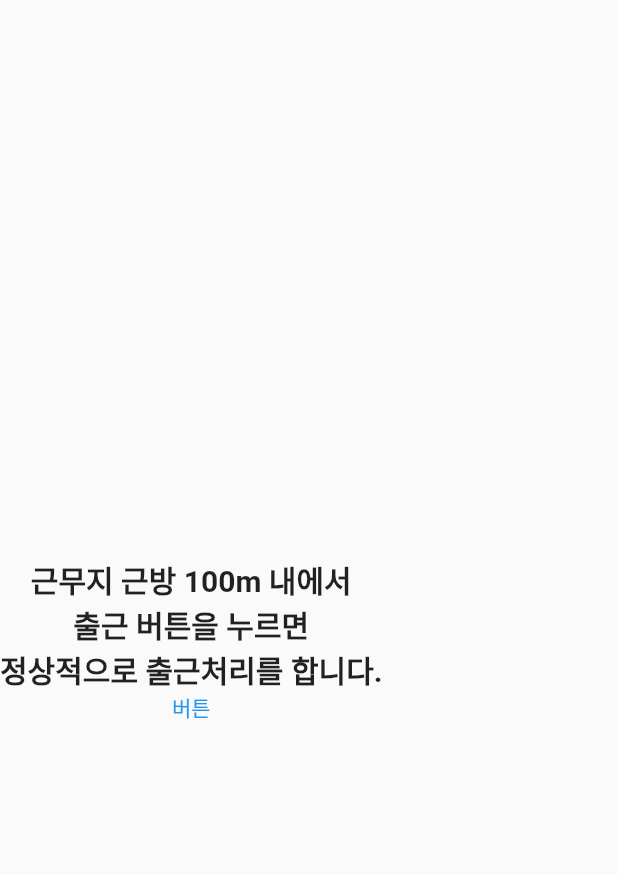
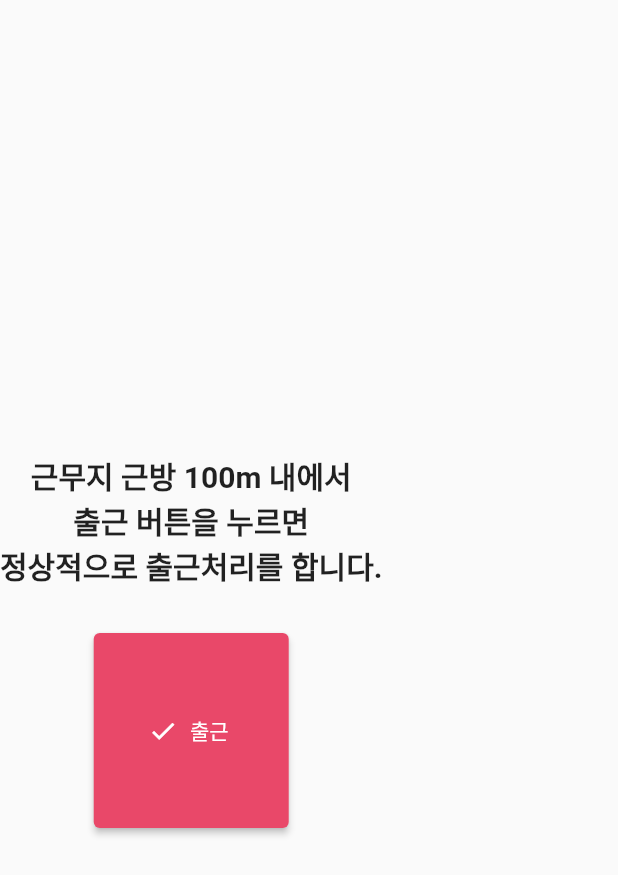
Before and after one commit to SoftWareEZ/Client, a Flutter app: the Commutebody widget shown alone on an empty page, opened directly, on a phone screen of 412 x 824 dp. Shown: the top 875 px of the screen. Run offline on Flutter 3.47's test engine with Material 2 defaults, Android fonts, the phone set to English and light mode, and no system bars; our stand-ins replace table_calendar.

Commit message:
버튼 수정

```diff
--- a/lib/CommutePage.dart
+++ b/lib/CommutePage.dart
@@ -90,15 +90,19 @@ class Commutebody extends StatelessWidget {
             Text("근무지 근방 100m 내에서\n출근 버튼을 누르면\n정상적으로 출근처리를 합니다.",
                 style: TextStyle(fontSize: 20, fontWeight: FontWeight.w600), textAlign: TextAlign.center
             ),
-            TextButton(
-              onPressed: (){},
-              child: Text('버튼'),
-              style: TextButton.styleFrom(
-                minimumSize: Size.zero,
-                padding: EdgeInsets.zero,
-                tapTargetSize: MaterialTapTargetSize.shrinkWrap,
+            Container(
+              margin: EdgeInsets.only(
+                top: 30,
               ),
-            )
+                child: ElevatedButton.icon(
+                onPressed: () { // Respond to button press
+                 },
+                icon: Icon(Icons.check, size: 20),
+                label: Text("출근"),
+                style: ElevatedButton.styleFrom(
+                  fixedSize: const Size(130, 130), primary: Color(MAINCOLOR)),
+                ),
+            ),
           ],
         ));
   }
```
